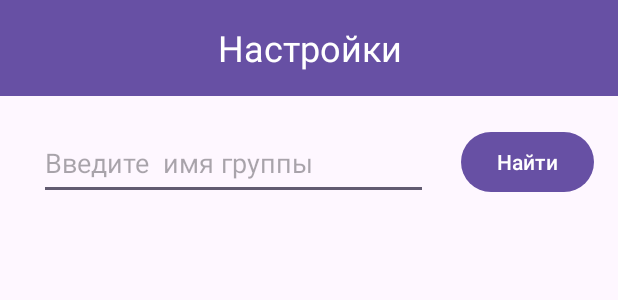
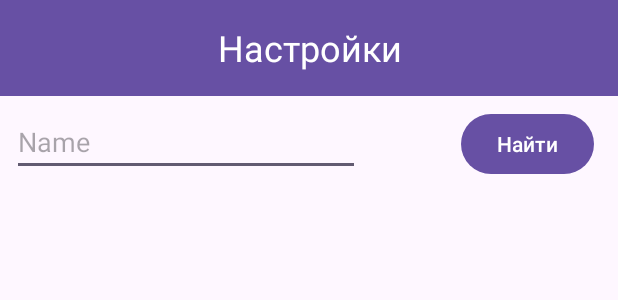
Before and after one commit to fafse/TimeTableVoenmeh, an Android app: the layout fragment_settings.xml on its own in the app's theme, with its tools: preview values and no code run, on a phone screen of 412 x 824 dp. Shown: the top 300 px of the screen. Run offline under Robolectric (Android 15) with nearby library versions, the phone set to English and light mode, and no system bars; network calls fail.

Commit message:
Fixed keyboard bug

```diff
--- a/app/src/main/res/layout/fragment_settings.xml
+++ b/app/src/main/res/layout/fragment_settings.xml
@@ -29,17 +29,6 @@
         tools:layout_editor_absoluteX="0dp"
         tools:layout_editor_absoluteY="-2dp" />
 
-    <com.google.android.material.textfield.TextInputEditText
-        android:id="@+id/groupNameInput"
-        android:layout_width="259dp"
-        android:layout_height="49dp"
-        android:layout_marginStart="4dp"
-        android:layout_marginTop="20dp"
-        android:hint="Введите  имя группы"
-        app:layout_constraintEnd_toStartOf="@+id/groupNameInputButton"
-        app:layout_constraintStart_toStartOf="parent"
-        app:layout_constraintTop_toBottomOf="@+id/settingsToolBar" />
-
     <com.google.android.material.textfield.TextInputLayout
         android:id="@+id/textInputLayout"
         android:layout_width="wrap_content"
@@ -54,10 +43,39 @@
         android:id="@+id/groupNameInputButton"
         android:layout_width="wrap_content"
         android:layout_height="wrap_content"
-        android:layout_marginTop="20dp"
+        android:layout_marginTop="8dp"
         android:layout_marginEnd="16dp"
         android:text="Найти"
         app:layout_constraintEnd_toEndOf="parent"
         app:layout_constraintTop_toBottomOf="@+id/settingsToolBar" />
 
+    <TextView
+        android:id="@+id/ErrorChangeGroupTextView"
+        android:layout_width="411dp"
+        android:layout_height="74dp"
+        android:gravity="center"
+        android:text="Проверьте правильность ввода имени группы или соедниение с интернетом"
+        android:textColor="#FF0000"
+        android:textColorLink="#FF0000"
+        android:textSize="20sp"
+        android:visibility="gone"
+        app:layout_constraintEnd_toEndOf="parent"
+        app:layout_constraintHorizontal_bias="0.0"
+        app:layout_constraintStart_toStartOf="parent" />
+
+    <EditText
+        android:id="@+id/groupNameInput"
+        android:layout_width="232dp"
+        android:layout_height="45dp"
+        android:layout_marginStart="16dp"
+        android:layout_marginTop="8dp"
+        android:layout_marginEnd="80dp"
+        android:ems="10"
+        android:hint="Name"
+        android:inputType="text"
+        app:layout_constraintEnd_toStartOf="@+id/groupNameInputButton"
+        app:layout_constraintHorizontal_bias="0.409"
+        app:layout_constraintStart_toStartOf="parent"
+        app:layout_constraintTop_toBottomOf="@+id/settingsToolBar" />
+
 </androidx.constraintlayout.widget.ConstraintLayout>
```
Also changed, not shown: app/src/main/java/com/example/timetablevoenmeh/SettingsFragment.java (+59 -32 lines), app/src/main/res/layout/fragment_settings2.xml (deleted, +0 -14 lines).
